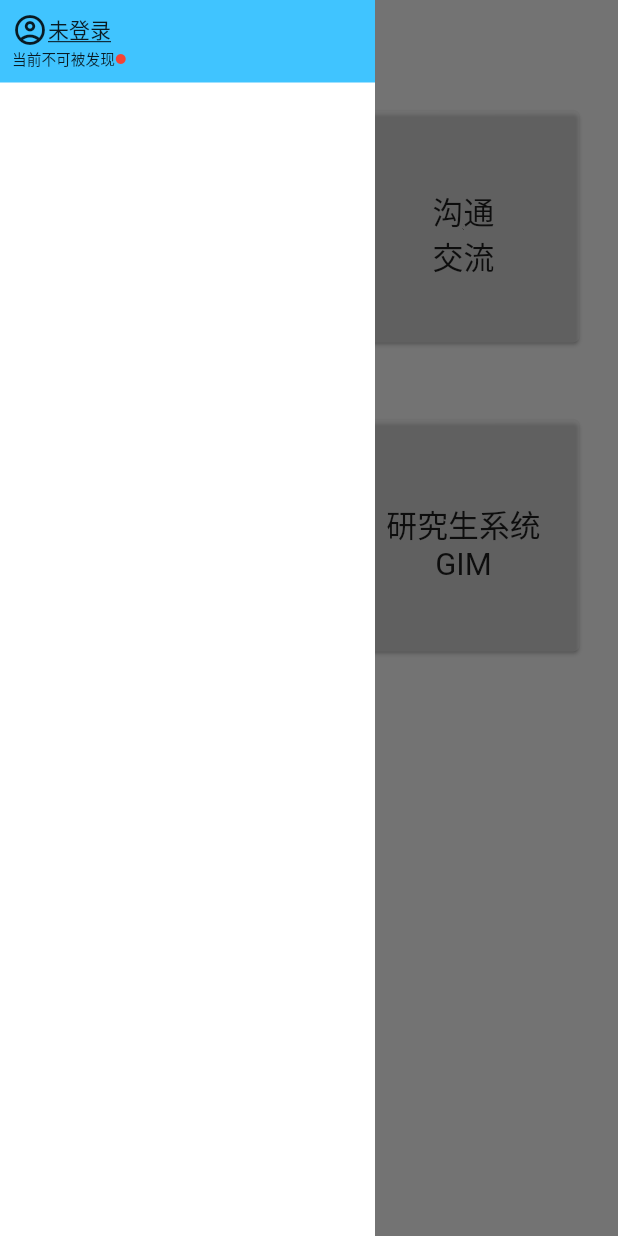
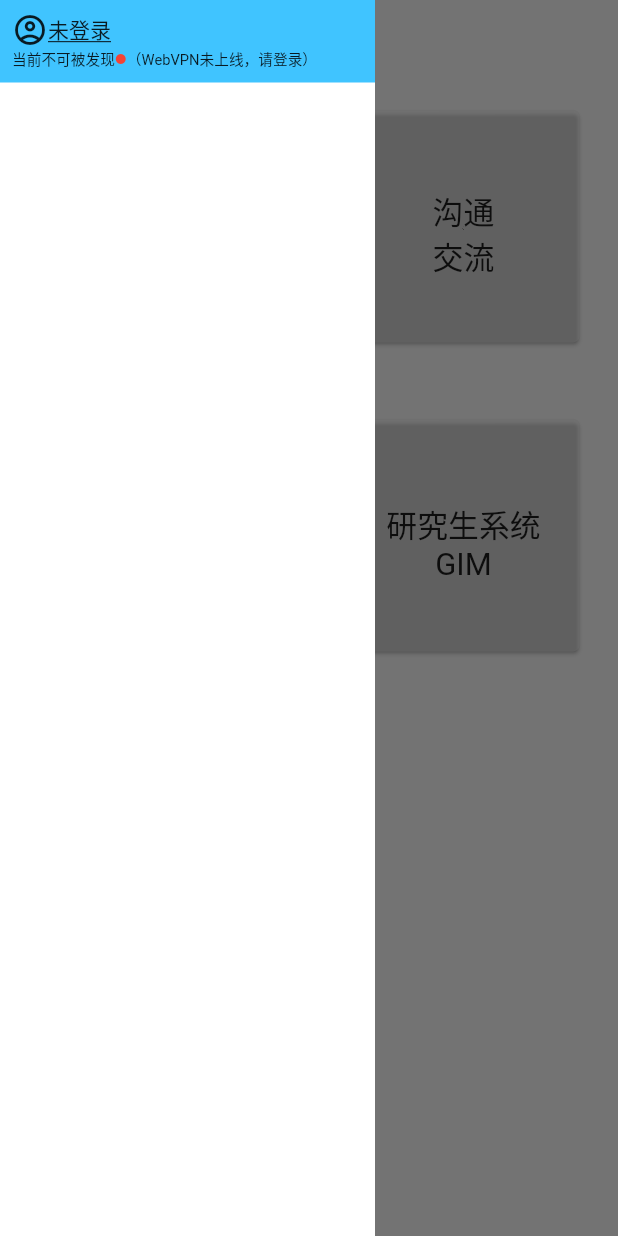
Before and after one commit to 276562578/jlu_helper, a Flutter app: the screen it shows after launch, with the side drawer open, on a phone screen of 412 x 824 dp. Run offline on Flutter 3.47's test engine with Material 2 defaults, Android fonts, the phone set to English and light mode, and no system bars.

Commit message:
加入了webvpn的考虑，但未实现

```diff
--- a/lib/constants.dart
+++ b/lib/constants.dart
@@ -1 +1,2 @@
 String oa_news_url = "https://oa.jlu.edu.cn/defaultroot/PortalInformation!jldxList.action?channelId=179577";
+String oa_news_vpn_url = "https://webvpn.jlu.edu.cn/https/77726476706e69737468656265737421fff60f962b2526557a1dc7af96/defaultroot/PortalInformation!jldxList.action?channelId=179577";
--- /dev/null
+++ b/lib/global.dart
@@ -0,0 +1,11 @@
+class Global{
+  static bool isLogin = false;
+  static bool isPublic = false;
+  static bool isWebVPN = false;
+  static String name = "";
+  static String nullName = "未登录";
+  static String isPublicFalse = "当前不可被发现";
+  static String isPublicTrue = "当前可作为主机";
+  static String isWebVPNTrue="（WebVPN已上线）";
+  static String isWebVPNFalse="（WebVPN未上线，请登录）";
+}
--- a/lib/modules/oa_new.dart
+++ b/lib/modules/oa_new.dart
@@ -3,12 +3,15 @@ import 'package:jlu_helper/constants.dart';
 import 'package:jlu_helper/responsive.dart';
 import 'package:http/http.dart';
 import 'package:html/parser.dart' show parse;
+import 'package:jlu_helper/global.dart';
 
 class OANews extends StatelessWidget {
   final GlobalKey<ScaffoldState> oa_new_key = GlobalKey<ScaffoldState>();
 
   Future<List<ListTile>> getOANews() async {
-    final response = await get(Uri.parse(oa_news_url));
+    String request_url = oa_news_url;
+    if (Global.isWebVPN) request_url = oa_news_vpn_url;
+    final response = await get(Uri.parse(request_url));
     var document = parse(response.body);
     return document.getElementsByClassName("li rel").map((element) {
       String title = element.getElementsByClassName("font14")[0].text;
--- a/lib/sidemenu.dart
+++ b/lib/sidemenu.dart
@@ -3,10 +3,13 @@ import 'package:flutter/material.dart';
 class SideMenu extends StatelessWidget {
   bool isLogin = false;
   bool isPublic = false;
+  bool isWebVPN = false;
   String name = "";
   String nullName = "未登录";
   String isPublicFalse = "当前不可被发现";
   String isPublicTrue = "当前可作为主机";
+  String isWebVPNTrue="（WebVPN已上线）";
+  String isWebVPNFalse="（WebVPN未上线，请登录）";
 
   Widget headContainer(BuildContext context) {
     Widget head = Container();
@@ -72,6 +75,16 @@ class SideMenu extends StatelessWidget {
                 color: Colors.red,
                 size: 8,
               ),
+              if (isWebVPN)
+                Text(
+                  isWebVPNTrue,
+                  textScaleFactor: 0.7,
+                )
+              else
+                Text(
+                  isWebVPNFalse,
+                  textScaleFactor: 0.7,
+                ),
             ],
           )
         ],
```
